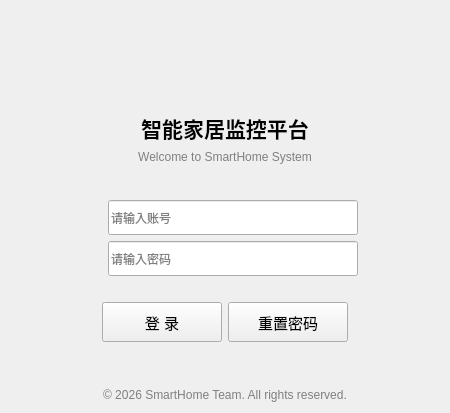
Old version of the form loginwidget.ui in the repository pot-oie/SmartHome.
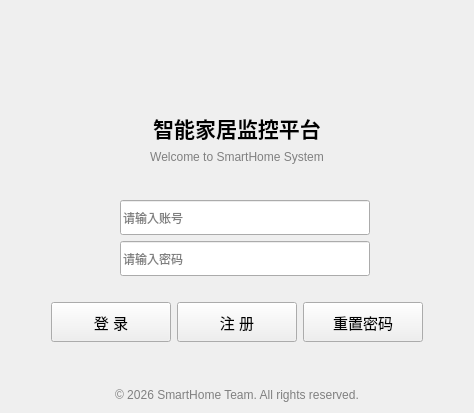
New version of the form.

Diff of the .ui file:
```diff
--- a/loginwidget.ui
+++ b/loginwidget.ui
@@ -117,6 +117,13 @@
          <property name="font"><font><pointsize>11</pointsize></font></property>
         </widget>
        </item>
+       <item>
+        <widget class="QPushButton" name="btnRegister">
+         <property name="text"><string>注 册</string></property>
+         <property name="minimumSize"><size><width>120</width><height>40</height></size></property>
+         <property name="font"><font><pointsize>11</pointsize></font></property>
+        </widget>
+       </item>
        <item>
         <widget class="QPushButton" name="btnResetPwd">
          <property name="text"><string>重置密码</string></property>
```
